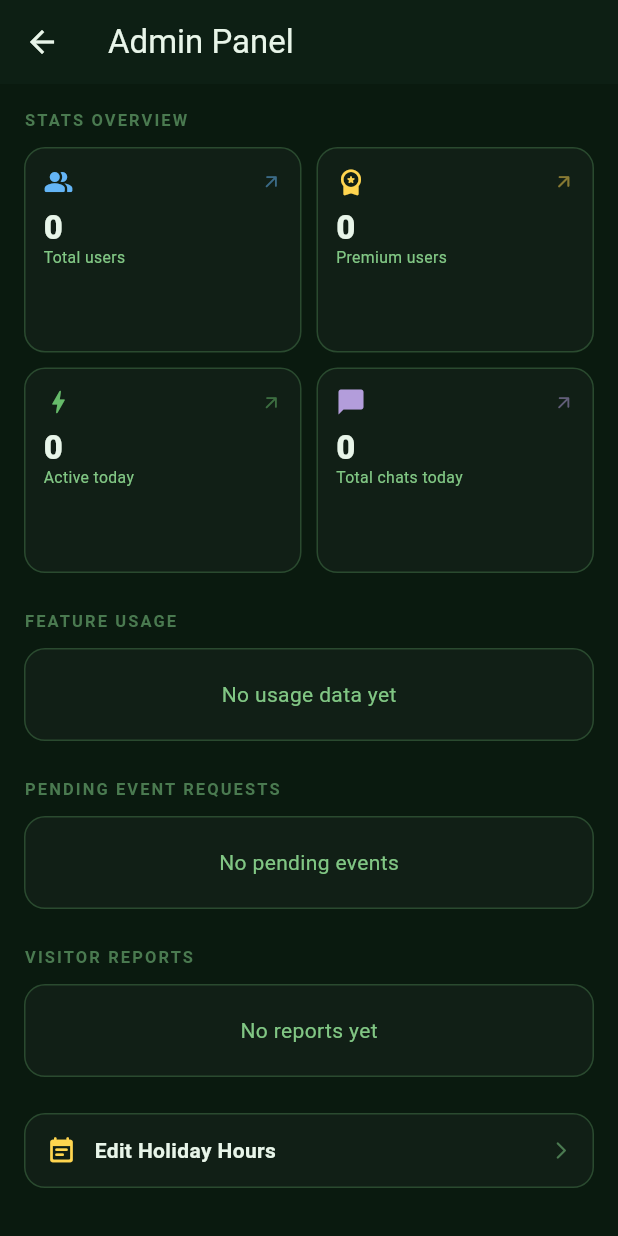
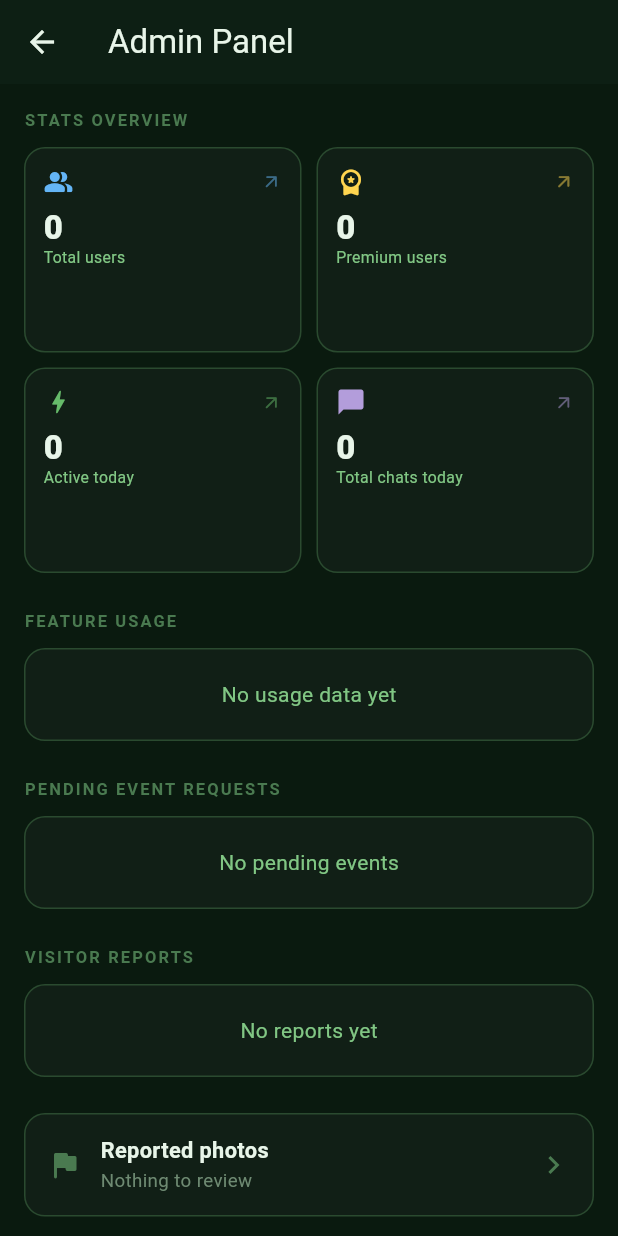
Before and after one commit to GitDip008/Botanica, a Flutter app: the AdminPanelScreen screen opened directly, on a phone screen of 412 x 824 dp. Run offline on Flutter 3.47's test engine with Material 3 defaults, Android fonts, the phone set to English and light mode, and no system bars; our stand-ins replace camera, cloud_firestore, cloud_functions, connectivity_plus, firebase_auth, firebase_core and 15 more; missing offline and left inert: firebase_app_check, flutter_gemma, record; accounts and stored records are empty; generated files the repository leaves out were written again.

Commit message:
Add admin moderation queue for reported gallery posts
Reporting existed but had nowhere to go — the hidden flag could only be set from
the Firebase console, which is not a workflow anyone will use during an event.

The admin panel gains a "Reported photos" tile with a live count, opening a
queue of open reports oldest-first. Each shows the photo, caption, author and
the reason, with three outcomes:

  Hide post   — primary action, and the reversible one. Drops the post from the
                feed without destroying it, so a call made in thirty seconds at
                a busy event can be undone. Same reasoning that keeps the
                garden's records append-only.
  Looks fine  — dismisses the report, post untouched.
  Delete      — behind a confirmation, for content that must not remain stored
                at all. Deliberately the least prominent button.

Every report resolves with an explicit outcome (hidden / dismissed / deleted /
post-gone), so the queue reflects decisions taken rather than items merely seen.
A post already deleted by its owner shows as such and can simply be closed,
rather than leaving an unresolvable report in the queue forever.

Firestore rule: an admin may update gallery_posts, but ONLY the `hidden` field.
A moderator hides a post; they never edit someone's words.

flutter analyze: 0 errors. Rules deployed.

Co-Authored-By: Claude Opus 5 <noreply@anthropic.com>

```diff
--- a/lib/screens/admin_panel_screen.dart
+++ b/lib/screens/admin_panel_screen.dart
@@ -8,6 +8,8 @@ import '../services/language_service.dart';
 import '../services/holiday_hours_service.dart';
 import '../services/report_service.dart';
 import '../widgets/feature_usage_chart.dart';
+import '../services/gallery_service.dart';
+import 'admin/reported_posts_screen.dart';
 import 'admin_user_list_screen.dart';
 import 'edit_holidays_screen.dart';
 
@@ -89,6 +91,10 @@ class AdminPanelScreen extends StatelessWidget {
             _sectionLabel(s.visitorReports),
             const SizedBox(height: 10),
             const _ReportsList(),
+            const SizedBox(height: 24),
+            // Reported gallery posts — count badge so an admin can see there is
+            // something waiting without opening the queue.
+            const _ReportedPostsTile(),
             const SizedBox(height: 24),
             // Edit holiday hours tile
             Material(
@@ -559,3 +565,91 @@ class _ReportTile extends StatelessWidget {
     );
   }
 }
+
+/// Entry point to the gallery moderation queue, with a live count of what is
+/// waiting. Rendered even at zero so the panel does not appear to lose a
+/// section — an empty queue is information too.
+class _ReportedPostsTile extends StatelessWidget {
+  const _ReportedPostsTile();
+
+  @override
+  Widget build(BuildContext context) {
+    return StreamBuilder<int>(
+      stream: GalleryService.instance.watchOpenReportCount(),
+      builder: (context, snap) {
+        final n = snap.data ?? 0;
+        final pending = n > 0;
+        return Material(
+          color: Colors.transparent,
+          child: InkWell(
+            borderRadius: BorderRadius.circular(14),
+            onTap: () => Navigator.push(
+              context,
+              MaterialPageRoute(builder: (_) => const ReportedPostsScreen()),
+            ),
+            child: Container(
+              padding: const EdgeInsets.all(14),
+              decoration: BoxDecoration(
+                color: pending ? const Color(0xFF2A1414) : const Color(0xFF111F16),
+                borderRadius: BorderRadius.circular(14),
+                border: Border.all(
+                  color: pending
+                      ? const Color(0xFFEF5350)
+                      : const Color(0xFF2A4A2F),
+                ),
+              ),
+              child: Row(
+                children: [
+                  Icon(Icons.flag_rounded,
+                      color: pending
+                          ? const Color(0xFFEF5350)
+                          : const Color(0xFF4A7A50)),
+                  const SizedBox(width: 12),
+                  Expanded(
+                    child: Column(
+                      crossAxisAlignment: CrossAxisAlignment.start,
+                      children: [
+                        const Text('Reported photos',
+                            style: TextStyle(
+                                color: Color(0xFFE8F5E9),
+                                fontSize: 14.5,
+                                fontWeight: FontWeight.w600)),
+                        Text(
+                          pending
+                              ? '$n waiting for review'
+                              : 'Nothing to review',
+                          style: TextStyle(
+                            color: pending
+                                ? const Color(0xFFFFCDD2)
+                                : const Color(0xFF6E8A72),
+                            fontSize: 12.5,
+                          ),
+                        ),
+                      ],
+                    ),
+                  ),
+                  if (pending)
+                    Container(
+                      padding: const EdgeInsets.symmetric(
+                          horizontal: 9, vertical: 3),
+                      decoration: BoxDecoration(
+                        color: const Color(0xFFC62828),
+                        borderRadius: BorderRadius.circular(20),
+                      ),
+                      child: Text('$n',
+                          style: const TextStyle(
+                              color: Colors.white,
+                              fontSize: 12,
+                              fontWeight: FontWeight.w700)),
+                    ),
+                  const SizedBox(width: 4),
+                  const Icon(Icons.chevron_right, color: Color(0xFF4A7A50)),
+                ],
+              ),
+            ),
+          ),
+        );
+      },
+    );
+  }
+}
--- a/lib/services/gallery_service.dart
+++ b/lib/services/gallery_service.dart
@@ -208,4 +208,86 @@ class GalleryService {
       'resolved': false,
     });
   }
+
+  // ── Moderation (admin only; rules enforce it server-side too) ────────────
+
+  /// Open reports, oldest first — the queue is worked front to back.
+  Stream<List<GalleryReport>> watchOpenReports() => _db
+      .collection(_reports)
+      .where('resolved', isEqualTo: false)
+      .snapshots()
+      .map((s) {
+        final list = s.docs.map(GalleryReport.fromDoc).toList()
+          ..sort((a, b) => a.createdAt.compareTo(b.createdAt));
+        return list;
+      });
+
+  /// Count of open reports, for the badge on the admin panel.
+  Stream<int> watchOpenReportCount() => _db
+      .collection(_reports)
+      .where('resolved', isEqualTo: false)
+      .snapshots()
+      .map((s) => s.docs.length);
+
+  Future<GalleryPost?> fetchPost(String postId) async {
+    final d = await _db.collection(_posts).doc(postId).get();
+    return d.exists ? GalleryPost.fromDoc(d) : null;
+  }
+
+  /// Hides or restores a post. Hiding drops it from the feed but destroys
+  /// nothing, so a moderation call can be reversed — the same reasoning that
+  /// keeps the garden's own records append-only.
+  Future<void> setHidden(String postId, bool hidden) =>
+      _db.collection(_posts).doc(postId).update({'hidden': hidden});
+
+  /// Removes a post outright. Reserved for content that must not sit in the
+  /// database at all; hiding is the usual answer.
+  Future<void> adminDeletePost(GalleryPost post) async {
+    await _db.collection(_posts).doc(post.id).delete();
+    if (post.photoPath != null) {
+      try {
+        await FirebaseStorage.instance.ref(post.photoPath!).delete();
+      } catch (_) {
+        // The document is gone, so nothing is reachable either way.
+      }
+    }
+  }
+
+  Future<void> resolveReport(String reportId, String outcome) =>
+      _db.collection(_reports).doc(reportId).update({
+        'resolved': true,
+        'outcome': outcome,
+        'resolvedAt': Timestamp.now(),
+      });
 }
+
+/// A visitor's report of a public post, awaiting an admin decision.
+class GalleryReport {
+  const GalleryReport({
+    required this.id,
+    required this.postId,
+    required this.postUid,
+    required this.reportedBy,
+    required this.reason,
+    required this.createdAt,
+  });
+
+  final String id;
+  final String postId;
+  final String postUid;
+  final String reportedBy;
+  final String reason;
+  final DateTime createdAt;
+
+  factory GalleryReport.fromDoc(DocumentSnapshot<Map<String, dynamic>> d) {
+    final m = d.data() ?? {};
+    return GalleryReport(
+      id: d.id,
+      postId: (m['postId'] ?? '') as String,
+      postUid: (m['postUid'] ?? '') as String,
+      reportedBy: (m['reportedBy'] ?? '') as String,
+      reason: (m['reason'] ?? '') as String,
+      createdAt: (m['createdAt'] as Timestamp?)?.toDate() ?? DateTime.now(),
+    );
+  }
+}
```
Also changed, not shown: lib/screens/admin/reported_posts_screen.dart (added, +345 -0 lines), 1 other file.
